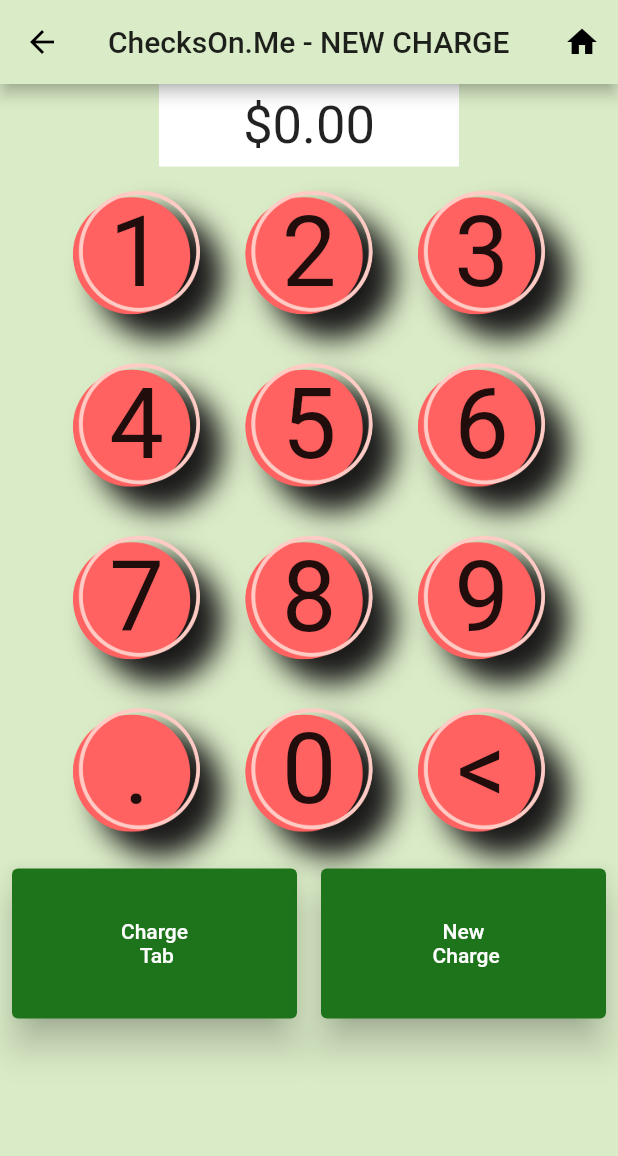
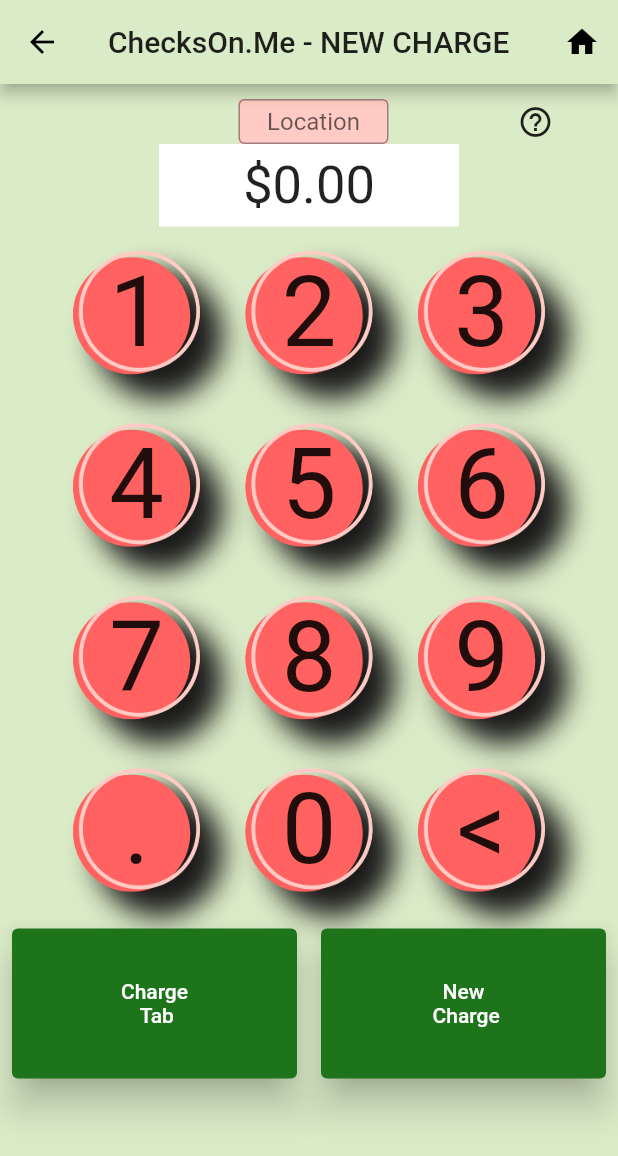
Before and after one commit to ChecksOn-Me/merchant, a Flutter app: the screen it shows once a user with an empty profile is signed in, on a phone screen of 412 x 824 dp. Shown: the top 1156 px of the screen. Run offline on Flutter 3.47's test engine with Material 2 defaults, Android fonts, the phone set to English and light mode, and no system bars; our stand-ins replace firebase_auth, firebase_core; accounts and stored records are empty.

Commit message:
Feat: Location edit with tooltip added to charge screen

```diff
--- a/lib/screens/new_charge.dart
+++ b/lib/screens/new_charge.dart
@@ -3,12 +3,10 @@ import 'package:checksonme_merchant/screens/login_screen.dart';
 import 'package:flutter/material.dart';
 import '../utilities/constants.dart';
 import 'package:firebase_auth/firebase_auth.dart';
-// import 'package:cloud_firestore/cloud_firestore.dart';
 import '../components/number_button.dart';
 import '../screens/home_screen.dart';
 import '../screens/new_check_screen.dart';
 import '../models/check_data.dart';
-// import '../models/charge_data.dart';
 
 class NewChargeScreen extends StatefulWidget {
   static const String id = 'new_charge';
@@ -18,7 +16,6 @@ class NewChargeScreen extends StatefulWidget {
 }
 
 class _NewChargeScreenState extends State<NewChargeScreen> {
-  // final _firestore = FirebaseFirestore.instance;
   final _auth = FirebaseAuth.instance;
 
   User loggedInUser;
@@ -64,7 +61,6 @@ class _NewChargeScreenState extends State<NewChargeScreen> {
           _amountEnteredCents.add(num);
         });
     }
-    //
   }
 
   void newCharge() {
@@ -112,6 +108,36 @@ class _NewChargeScreenState extends State<NewChargeScreen> {
         child: Column(
           mainAxisAlignment: MainAxisAlignment.center,
           children: [
+            SizedBox(
+              height: 10.0,
+            ),
+            Row(
+              mainAxisAlignment: MainAxisAlignment.spaceAround,
+              children: [
+                SizedBox(
+                  width: 30.0,
+                ),
+                Container(
+                  height: 30.0,
+                  width: 100.0,
+                  color: kLightAccentColorPink,
+                  child: TextField(
+                    onChanged: (value) => _location = value,
+                    textAlign: TextAlign.center,
+                    textAlignVertical: TextAlignVertical.bottom,
+                    decoration: InputDecoration(
+                      fillColor: kLightAccentColorPink,
+                      hintText: "Location",
+                      border: OutlineInputBorder(),
+                    ),
+                  ),
+                ),
+                Tooltip(
+                  message: "Click location to change, default is 'BAR'",
+                  child: Icon(Icons.help_outline),
+                )
+              ],
+            ),
             Container(
               alignment: Alignment.center,
               height: 55.0,
```
